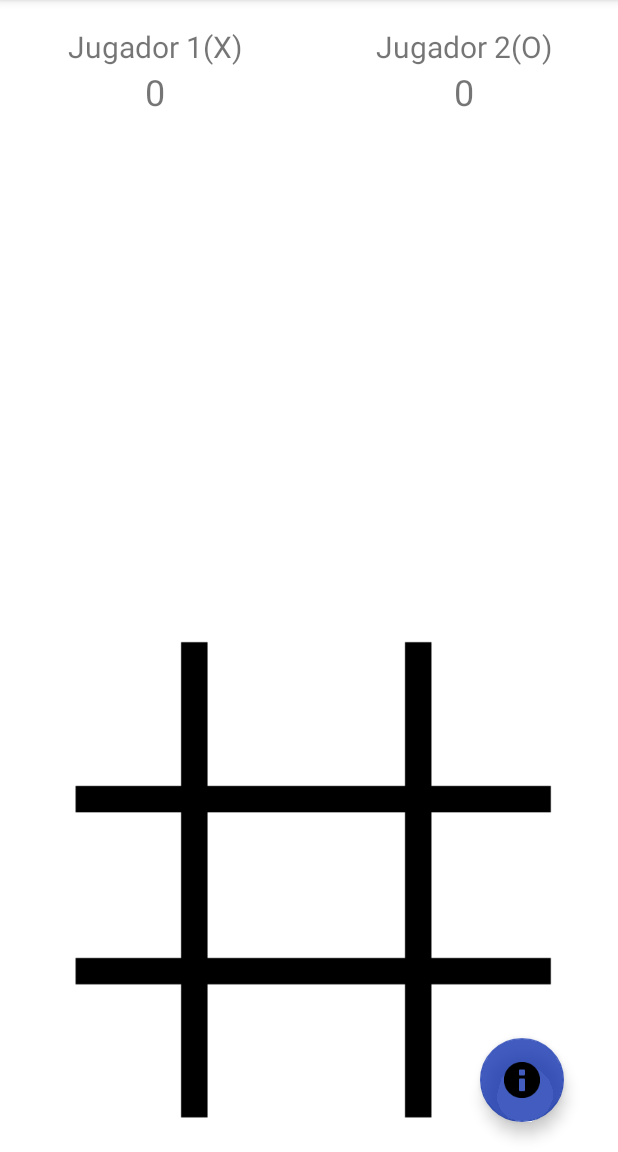
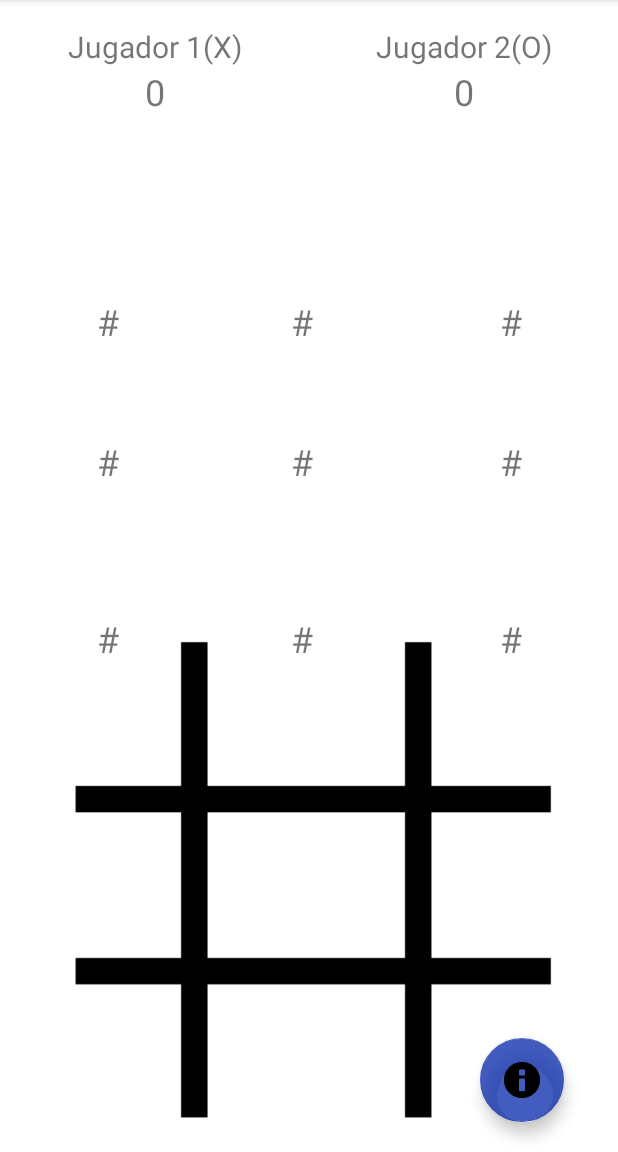
Before and after one commit to JUANJOSEUSER/beta_version_final, an Android app: the act_juego screen opened directly, with no data from a screen before it, on a phone screen of 412 x 824 dp, the part 84-1236 px from its top. Run offline under Robolectric (Android 15) with nearby library versions, the phone set to English and light mode, and no system bars.

```diff
--- a/app/src/main/java/com/example/beta_version_1/act_juego.java
+++ b/app/src/main/java/com/example/beta_version_1/act_juego.java
@@ -15,17 +15,32 @@ import android.view.View;
 import android.widget.Button;
 import android.widget.Switch;
 import android.widget.TextView;
+import android.widget.Toast;
+
+import org.w3c.dom.Text;
 
 public class act_juego extends AppCompatActivity {
-TextView bon[][];
+ TextView bon[][]=new TextView[3][3];
 String jugador="X";
     MediaPlayer sonido;
+    verificacion_juego ganador;
     @SuppressLint("MissingInflatedId")
     @Override
     protected void onCreate(Bundle savedInstanceState) {
         super.onCreate(savedInstanceState);
         setContentView(R.layout.activity_act_juego);
         getSupportActionBar().setDisplayHomeAsUpEnabled(true);
+        bon[0][0]=findViewById(R.id.uno);
+        bon[0][1]=findViewById(R.id.dos);
+        bon[0][2]=findViewById(R.id.tres);
+        bon[1][0]=findViewById(R.id.cuatro);
+        bon[1][1]=findViewById(R.id.cinco);
+        bon[1][2]=findViewById(R.id.seis);
+        bon[2][0]=findViewById(R.id.siete);
+        bon[2][1]=findViewById(R.id.ocho);
+        bon[2][2]=findViewById(R.id.nueve);
+
+
         sonido= MediaPlayer.create(this,R.raw.sonido);
     }
 
@@ -55,16 +70,29 @@ String jugador="X";
 
     public void jugar(View view) {
         TextView casillas=(TextView) view;
-        if (casillas.getText().toString().equals("")){
+        if (casillas.getText().toString().equals("#")){
             if (sonido!=null){
                 sonido.start();
             }
             casillas.setText(jugador);
+            ganador=new verificacion_juego(jugador,bon);
+            if (ganador.verificacion_casillas()==true){
+                Toast.makeText(this, "gano el "+jugador, Toast.LENGTH_SHORT).show();
+                resetear_tablero();
+            }
             if (jugador.equals("X")){
                 this.jugador="O";
             }else{
                 jugador="X";
             }
+
+        }
+    }
+    public void resetear_tablero(){
+        for (int i = 0; i < bon.length ; i++) {
+            for (int j = 0; j < bon.length ; j++) {
+                bon[i][j].setText("#");
+            }
         }
     }
 }
--- a/app/src/main/java/com/example/beta_version_1/crear_cuenta.java
+++ b/app/src/main/java/com/example/beta_version_1/crear_cuenta.java
@@ -5,6 +5,7 @@ import static com.example.beta_version_1.R.menu.menu_inicio;
 import androidx.appcompat.app.AppCompatActivity;
 
 import android.content.ContentValues;
+import android.content.Intent;
 import android.database.sqlite.SQLiteDatabase;
 import android.os.Bundle;
 import android.view.Menu;
@@ -14,6 +15,7 @@ import android.widget.EditText;
 public class crear_cuenta extends AppCompatActivity {
 base_datos admin;
 EditText usuario,pass;
+Intent salida;
     @Override
     protected void onCreate(Bundle savedInstanceState) {
         super.onCreate(savedInstanceState);
@@ -41,5 +43,8 @@ EditText usuario,pass;
         valores.put("pass",pass.getText().toString());
         d.insert("usuario",null,valores);
         d.close();
+        salida=new Intent(this,MainActivity.class);
+        startActivity(salida);
+        finish();
     }
 }
--- a/app/src/main/res/layout/activity_act_juego.xml
+++ b/app/src/main/res/layout/activity_act_juego.xml
@@ -34,6 +34,7 @@
                 android:contentDescription="casilla"
                 android:minHeight="48dp"
                 android:onClick="jugar"
+                android:text="#"
                 android:textAlignment="center"
                 android:textSize="24sp" />
 
@@ -47,6 +48,7 @@
                 android:contentDescription="casilla"
                 android:minHeight="48dp"
                 android:onClick="jugar"
+                android:text="#"
                 android:textAlignment="center"
                 android:textSize="24sp" />
 
@@ -60,6 +62,7 @@
                 android:contentDescription="casilla"
                 android:minHeight="48dp"
                 android:onClick="jugar"
+                android:text="#"
                 android:textAlignment="center"
                 android:textSize="24sp" />
         </TableRow>
@@ -80,6 +83,7 @@
                 android:contentDescription="casilla"
                 android:minHeight="48dp"
                 android:onClick="jugar"
+                android:text="#"
                 android:textAlignment="center"
                 android:textSize="24sp" />
 
@@ -93,6 +97,7 @@
                 android:contentDescription="casilla"
                 android:minHeight="48dp"
                 android:onClick="jugar"
+                android:text="#"
                 android:textAlignment="center"
                 android:textSize="24sp" />
 
@@ -106,6 +111,7 @@
                 android:contentDescription="casilla"
                 android:minHeight="48dp"
                 android:onClick="jugar"
+                android:text="#"
                 android:textAlignment="center"
                 android:textSize="24sp" />
         </TableRow>
@@ -126,6 +132,7 @@
                 android:contentDescription="casilla"
                 android:minHeight="48dp"
                 android:onClick="jugar"
+                android:text="#"
                 android:textAlignment="center"
                 android:textSize="24sp" />
 
@@ -139,6 +146,7 @@
                 android:contentDescription="casilla"
                 android:minHeight="48dp"
                 android:onClick="jugar"
+                android:text="#"
                 android:textAlignment="center"
                 android:textSize="24sp" />
 
@@ -153,7 +161,8 @@
                 android:minHeight="48dp"
                 android:onClick="jugar"
                 android:textAlignment="center"
-                android:textSize="24sp" />
+                android:textSize="24sp"
+                android:text="#" />
         </TableRow>
 
     </TableLayout>
--- a/app/src/main/res/layout/activity_main.xml
+++ b/app/src/main/res/layout/activity_main.xml
@@ -26,6 +26,7 @@
             android:layout_width="match_parent"
             android:layout_height="wrap_content"
             android:hint="@string/usuario_p1"
+
             android:inputType="text" />
     </com.google.android.material.textfield.TextInputLayout>
 
```
Also changed, not shown: app/src/main/java/com/example/beta_version_1/MainActivity.java (+9 -11 lines), app/src/main/java/com/example/beta_version_1/avisos_alerdialog.java (added, +27 -0 lines), app/src/main/java/com/example/beta_version_1/plantilla_usuario.java (added, +10 -0 lines), app/src/main/java/com/example/beta_version_1/verificacion_juego.java (added, +111 -0 lines).
